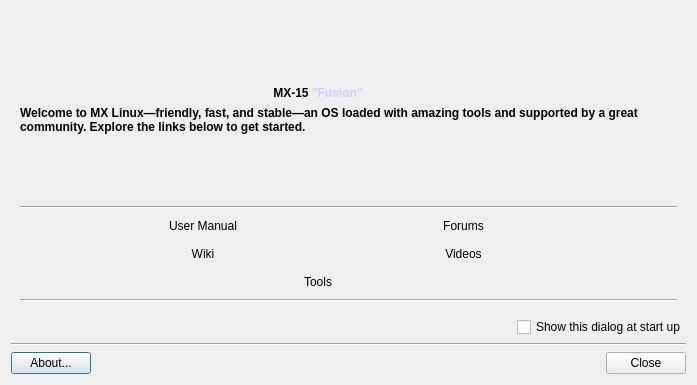
The window that mxwelcome.ui (MX-Linux/mx-welcome) describes before a commit, drawn with Qt 5.
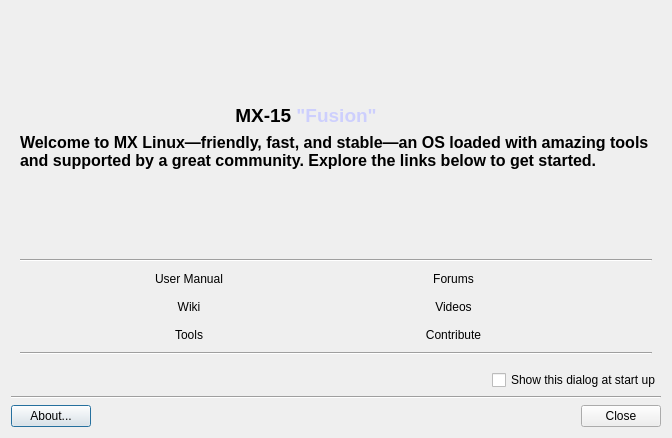
The same window after the commit. Icons and pictures are not drawn. Custom widgets are drawn as their Qt base class.

Commit message: added Contribution button

```diff
--- a/mxwelcome.ui
+++ b/mxwelcome.ui
@@ -6,8 +6,8 @@
    <rect>
     <x>0</x>
     <y>0</y>
-    <width>697</width>
-    <height>385</height>
+    <width>672</width>
+    <height>438</height>
    </rect>
   </property>
   <property name="windowTitle">
@@ -26,7 +26,7 @@
       <item row="1" column="2">
        <widget class="QLabel" name="labelTitle">
         <property name="text">
-         <string>&lt;html&gt;&lt;head/&gt;&lt;body&gt;&lt;p&gt;&lt;span style=&quot; font-weight:600;&quot;&gt;MX-15 &lt;/span&gt;&lt;span style=&quot; font-weight:600; color:#cdcffd;&quot;&gt;&amp;quot;Fusion&amp;quot;&lt;/span&gt;&lt;/p&gt;&lt;/body&gt;&lt;/html&gt;</string>
+         <string>&lt;html&gt;&lt;head/&gt;&lt;body&gt;&lt;p&gt;&lt;span style=&quot; font-size:14pt; font-weight:600;&quot;&gt;MX-15 &lt;/span&gt;&lt;span style=&quot; font-size:14pt; font-weight:600; color:#cdcffd;&quot;&gt;&amp;quot;Fusion&amp;quot;&lt;/span&gt;&lt;/p&gt;&lt;/body&gt;&lt;/html&gt;</string>
         </property>
         <property name="alignment">
          <set>Qt::AlignCenter</set>
@@ -81,6 +81,9 @@
         <property name="orientation">
          <enum>Qt::Vertical</enum>
         </property>
+        <property name="sizeType">
+         <enum>QSizePolicy::Expanding</enum>
+        </property>
         <property name="sizeHint" stdset="0">
          <size>
           <width>20</width>
@@ -128,7 +131,7 @@
       <item row="3" column="0" colspan="5">
        <widget class="QLabel" name="labelIntro">
         <property name="text">
-         <string>&lt;html&gt;&lt;head/&gt;&lt;body&gt;&lt;p&gt;&lt;span style=&quot; font-size:9pt; font-weight:600;&quot;&gt;Welcome to MX Linux—friendly, fast, and stable—an OS loaded with amazing tools and supported by a great community. Explore the links below to get started.&lt;/span&gt;&lt;/p&gt;&lt;/body&gt;&lt;/html&gt;</string>
+         <string>&lt;html&gt;&lt;head/&gt;&lt;body&gt;&lt;p&gt;&lt;span style=&quot; font-size:12pt; font-weight:600;&quot;&gt;Welcome to MX Linux—friendly, fast, and stable—an OS loaded with amazing tools and supported by a great community. Explore the links below to get started.&lt;/span&gt;&lt;/p&gt;&lt;/body&gt;&lt;/html&gt;</string>
         </property>
         <property name="alignment">
          <set>Qt::AlignLeading|Qt::AlignLeft|Qt::AlignVCenter</set>
@@ -163,6 +166,9 @@
         <property name="orientation">
          <enum>Qt::Vertical</enum>
         </property>
+        <property name="sizeType">
+         <enum>QSizePolicy::Expanding</enum>
+        </property>
         <property name="sizeHint" stdset="0">
          <size>
           <width>20</width>
@@ -197,36 +203,6 @@
         </property>
        </spacer>
       </item>
-      <item row="9" column="2">
-       <widget class="FlatButton" name="buttonTools">
-        <property name="minimumSize">
-         <size>
-          <width>0</width>
-          <height>0</height>
-         </size>
-        </property>
-        <property name="text">
-         <string>Tools</string>
-        </property>
-        <property name="icon">
-         <iconset theme="gtk-execute">
-          <normaloff/>
-         </iconset>
-        </property>
-        <property name="iconSize">
-         <size>
-          <width>42</width>
-          <height>42</height>
-         </size>
-        </property>
-        <property name="autoDefault">
-         <bool>false</bool>
-        </property>
-        <property name="flat">
-         <bool>true</bool>
-        </property>
-       </widget>
-      </item>
       <item row="8" column="3">
        <widget class="FlatButton" name="buttonVideo">
         <property name="sizePolicy">
@@ -352,6 +328,59 @@
         </property>
        </spacer>
       </item>
+      <item row="9" column="1">
+       <widget class="FlatButton" name="buttonTools">
+        <property name="minimumSize">
+         <size>
+          <width>0</width>
+          <height>0</height>
+         </size>
+        </property>
+        <property name="text">
+         <string>Tools</string>
+        </property>
+        <property name="icon">
+         <iconset theme="gtk-execute">
+          <normaloff/>
+         </iconset>
+        </property>
+        <property name="iconSize">
+         <size>
+          <width>42</width>
+          <height>42</height>
+         </size>
+        </property>
+        <property name="autoDefault">
+         <bool>false</bool>
+        </property>
+        <property name="flat">
+         <bool>true</bool>
+        </property>
+       </widget>
+      </item>
+      <item row="9" column="2">
+       <spacer name="horizontalSpacer_10">
+        <property name="orientation">
+         <enum>Qt::Horizontal</enum>
+        </property>
+        <property name="sizeHint" stdset="0">
+         <size>
+          <width>40</width>
+          <height>20</height>
+         </size>
+        </property>
+       </spacer>
+      </item>
+      <item row="9" column="3">
+       <widget class="FlatButton" name="buttonControbute">
+        <property name="text">
+         <string>Contribute</string>
+        </property>
+        <property name="flat">
+         <bool>true</bool>
+        </property>
+       </widget>
+      </item>
      </layout>
     </widget>
    </item>
```
The commit also changes 13 other files.
